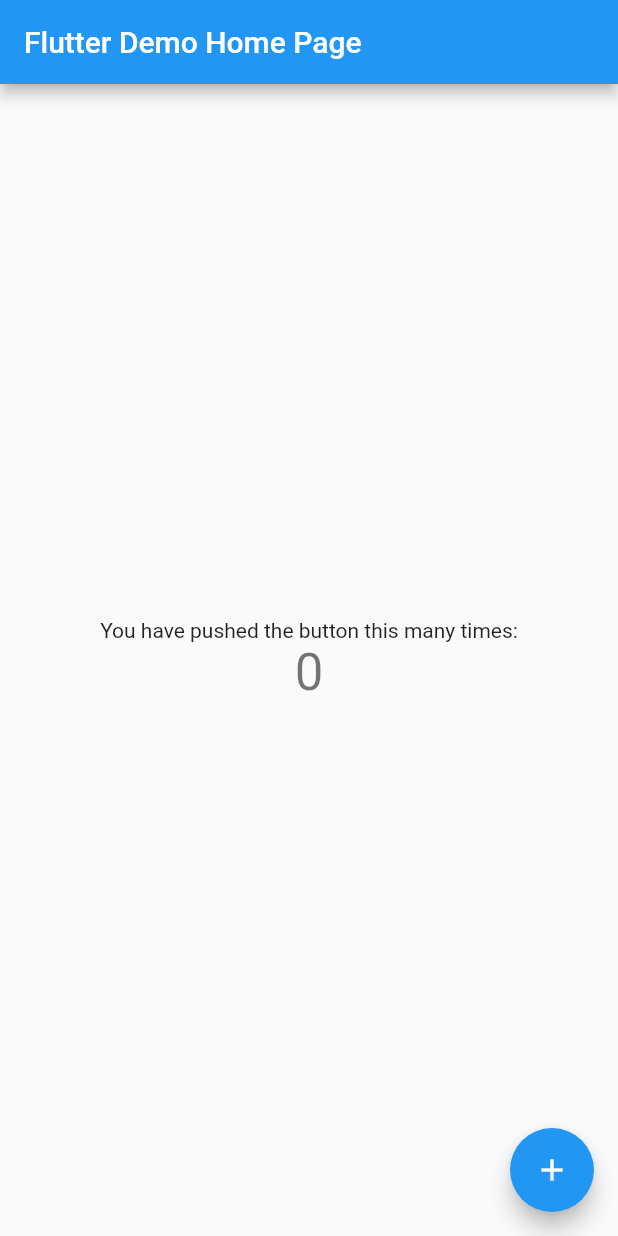
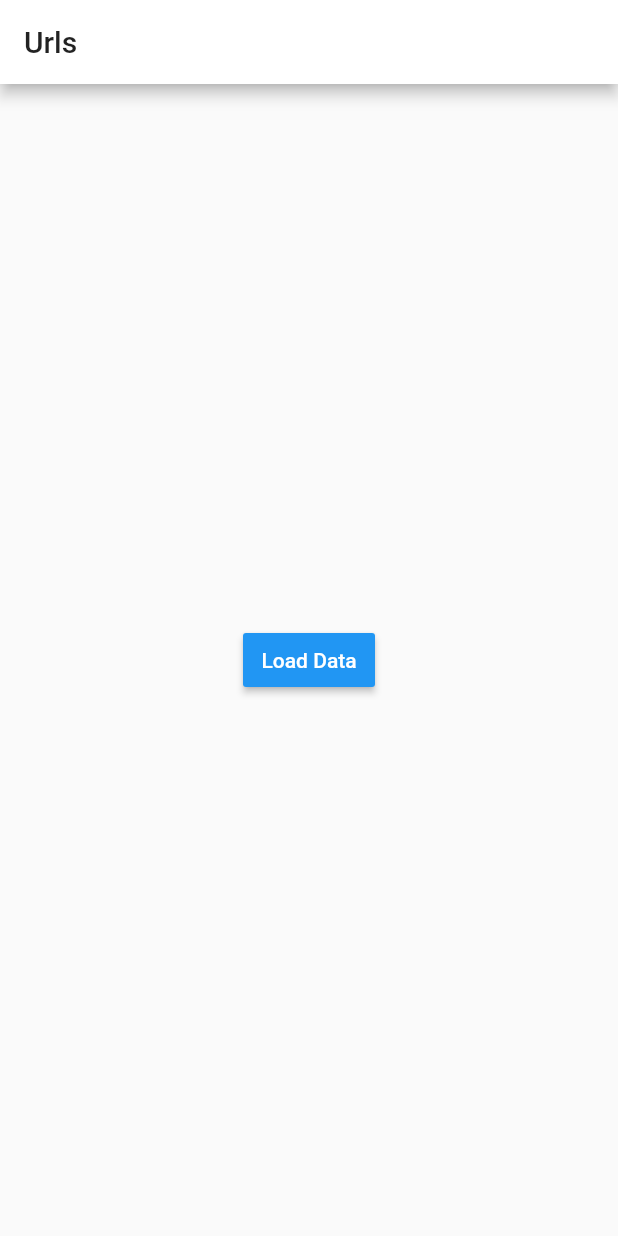
Before and after one commit to caws/url_shortener_app, a Flutter app: the screen it shows after launch, on a phone screen of 412 x 824 dp. Run offline on Flutter 3.47's test engine with Material 2 defaults, Android fonts, the phone set to English and light mode, and no system bars; our stand-ins replace rxdart.

Commit message:
Add base structure using BLoC.

```diff
--- /dev/null
+++ b/lib/common/models/url.dart
@@ -0,0 +1,18 @@
+class Url {
+  final int id;
+  final String shortUrl;
+  final String fullUrl;
+  final String pageTitle;
+  final int hitCounter;
+  final String status;
+  final String createdAt;
+
+  Url(
+      {this.id,
+      this.shortUrl,
+      this.fullUrl,
+      this.pageTitle,
+      this.hitCounter,
+      this.status,
+      this.createdAt});
+}
--- /dev/null
+++ b/lib/common/theme/theme.dart
@@ -0,0 +1,6 @@
+import 'package:flutter/material.dart';
+
+/// The top-level theme of the whole app.
+final appTheme = ThemeData(
+    primaryColor: Colors.white
+);
--- a/lib/main.dart
+++ b/lib/main.dart
@@ -1,111 +1,37 @@
 import 'package:flutter/material.dart';
+import 'package:shortener_app/common/services/url.dart';
+import 'package:shortener_app/common/theme/theme.dart';
+import 'package:shortener_app/src/url/url_bloc.dart';
+import 'package:shortener_app/src/url/url_bloc_page.dart';
+import 'package:shortener_app/src/url/url_provider.dart';
 
-void main() => runApp(MyApp());
+void main() {
+  // Initiate services.
+  final urlService = UrlService();
+
+  // Build top-level components.
+  // In a real world app, this would also rope in HTTP clients and such.
+  final urlBloc = UrlBloc(urlService);
+
+  // Start the app.
+  runApp(MyApp(urlBloc));
+}
 
 class MyApp extends StatelessWidget {
+  final UrlBloc urlBloc;
+
+  MyApp(this.urlBloc);
+
   // This widget is the root of your application.
   @override
   Widget build(BuildContext context) {
-    return MaterialApp(
-      title: 'Flutter Demo',
-      theme: ThemeData(
-        // This is the theme of your application.
-        //
-        // Try running your application with "flutter run". You'll see the
-        // application has a blue toolbar. Then, without quitting the app, try
-        // changing the primarySwatch below to Colors.green and then invoke
-        // "hot reload" (press "r" in the console where you ran "flutter run",
-        // or simply save your changes to "hot reload" in a Flutter IDE).
-        // Notice that the counter didn't reset back to zero; the application
-        // is not restarted.
-        primarySwatch: Colors.blue,
+    return UrlProvider(
+      urlBloc: urlBloc,
+      child: MaterialApp(
+        title: 'Url Shortener',
+        theme: appTheme,
+        home: UrlBlocPage(),
       ),
-      home: MyHomePage(title: 'Flutter Demo Home Page'),
     );
   }
 }
-
-class MyHomePage extends StatefulWidget {
-  MyHomePage({Key key, this.title}) : super(key: key);
-
-  // This widget is the home page of your application. It is stateful, meaning
-  // that it has a State object (defined below) that contains fields that affect
-  // how it looks.
-
-  // This class is the configuration for the state. It holds the values (in this
-  // case the title) provided by the parent (in this case the App widget) and
-  // used by the build method of the State. Fields in a Widget subclass are
-  // always marked "final".
-
-  final String title;
-
-  @override
-  _MyHomePageState createState() => _MyHomePageState();
-}
-
-class _MyHomePageState extends State<MyHomePage> {
-  int _counter = 0;
-
-  void _incrementCounter() {
-    setState(() {
-      // This call to setState tells the Flutter framework that something has
-      // changed in this State, which causes it to rerun the build method below
-      // so that the display can reflect the updated values. If we changed
-      // _counter without calling setState(), then the build method would not be
-      // called again, and so nothing would appear to happen.
-      _counter++;
-    });
-  }
-
-  @override
-  Widget build(BuildContext context) {
-    // This method is rerun every time setState is called, for instance as done
-    // by the _incrementCounter method above.
-    //
-    // The Flutter framework has been optimized to make rerunning build methods
-    // fast, so that you can just rebuild anything that needs updating rather
-    // than having to individually change instances of widgets.
-    return Scaffold(
-      appBar: AppBar(
-        // Here we take the value from the MyHomePage object that was created by
-        // the App.build method, and use it to set our appbar title.
-        title: Text(widget.title),
-      ),
-      body: Center(
-        // Center is a layout widget. It takes a single child and positions it
-        // in the middle of the parent.
-        child: Column(
-          // Column is also a layout widget. It takes a list of children and
-          // arranges them vertically. By default, it sizes itself to fit its
-          // children horizontally, and tries to be as tall as its parent.
-          //
-          // Invoke "debug painting" (press "p" in the console, choose the
-          // "Toggle Debug Paint" action from the Flutter Inspector in Android
-          // Studio, or the "Toggle Debug Paint" command in Visual Studio Code)
-          // to see the wireframe for each widget.
-          //
-          // Column has various properties to control how it sizes itself and
-          // how it positions its children. Here we use mainAxisAlignment to
-          // center the children vertically; the main axis here is the vertical
-          // axis because Columns are vertical (the cross axis would be
-          // horizontal).
-          mainAxisAlignment: MainAxisAlignment.center,
-          children: <Widget>[
-            Text(
-              'You have pushed the button this many times:',
-            ),
-            Text(
-              '$_counter',
-              style: Theme.of(context).textTheme.display1,
-            ),
-          ],
-        ),
-      ),
-      floatingActionButton: FloatingActionButton(
-        onPressed: _incrementCounter,
-        tooltip: 'Increment',
-        child: Icon(Icons.add),
-      ), // This trailing comma makes auto-formatting nicer for build methods.
-    );
-  }
-}
--- /dev/null
+++ b/lib/src/url/url_bloc.dart
@@ -0,0 +1,50 @@
+import 'dart:async';
+import 'dart:math';
+
+import 'package:flutter/widgets.dart';
+import 'package:rxdart/rxdart.dart';
+import 'package:shortener_app/common/models/url.dart';
+import 'package:shortener_app/common/services/url.dart';
+
+/// This component encapsulates the logic of fetching products from
+/// a database, page by page, according to position in an infinite list.
+///
+/// Only the data that are close to the current location are cached, the rest
+/// are thrown away.
+class UrlBloc {
+  // This is the internal state. It's mostly a helper object so that the code
+  // in this class only deals with streams.
+  final UrlService _urlService;
+
+  // These are the internal objects whose streams / sinks are provided
+  // by this component. See below for what each means.
+  final _urls = BehaviorSubject<List<Url>>(seedValue: []);
+  final _url = BehaviorSubject<Url>();
+  final _urlsCount = BehaviorSubject<int>(seedValue: 0);
+
+  UrlBloc(this._urlService);
+
+  /// This is the stream of items in the cart. Use this to show the contents
+  /// of the cart when you need all the information in [CartItem].
+  ValueObservable<List<Url>> get urls => _urls.stream;
+
+  Future getUrls() async {
+    final ids = await _urlService.requestAll();
+    _urls.sink.add(ids);
+    _urlsCount.sink.add(ids.length);
+  }
+
+  Future getUrl(int urlId) async {
+    final url = await _urlService.requestById(urlId);
+    _url.sink.add(url);
+  }
+
+  ValueObservable<int> get urlsCount => _urlsCount.stream;
+
+  /// Take care of closing streams.
+  void dispose() {
+    _url.close();
+    _urls.close();
+    _urlsCount.close();
+  }
+}
--- /dev/null
+++ b/lib/src/url/url_bloc_page.dart
@@ -0,0 +1,48 @@
+import 'package:flutter/material.dart';
+import 'package:shortener_app/common/models/url.dart';
+import 'package:shortener_app/src/url/url_provider.dart';
+
+// This class holds the View
+class UrlBlocPage extends StatelessWidget {
+  UrlBlocPage();
+
+  static const routeName = "/urls";
+
+  @override
+  Widget build(BuildContext context) {
+    // Taking the UrlProvider from the context
+    final url = UrlProvider.of(context);
+    return Scaffold(
+      appBar: AppBar(
+        title: Text("Urls"),
+      ),
+      body: StreamBuilder<List<Url>>(
+          stream: url.urls,
+          builder: (context, snapshot) {
+            if (snapshot.data?.isEmpty ?? true) {
+              return Center(
+                  child: RaisedButton(
+                padding: const EdgeInsets.all(8.0),
+                textColor: Colors.white,
+                color: Colors.blue,
+                onPressed: url.getUrls,
+                child: new Text("Load Data"),
+              ));
+            }
+
+            return ListView(
+                children: snapshot.data
+                    .map((item) => GestureDetector(
+                          onTap: () {
+                            url.getUrl(item.id);
+                          },
+                          child: Card(
+                            elevation: 3.0,
+                            child: Text(item.fullUrl),
+                          ),
+                        ))
+                    .toList());
+          }),
+    );
+  }
+}
--- /dev/null
+++ b/lib/src/url/url_provider.dart
@@ -0,0 +1,31 @@
+import 'package:flutter/widgets.dart';
+import 'package:shortener_app/common/services/url.dart';
+import 'package:shortener_app/src/url/url_bloc.dart';
+
+/// This is an InheritedWidget that wraps around [UrlBloc]. Think about this
+/// as Scoped Model for that specific class.
+///
+/// This merely solves the "passing reference down the tree" problem for us.
+/// You can solve this in other ways, like through dependency injection.
+///
+/// Also note that this does not call [UrlBloc.dispose]. If your app
+/// ever doesn't need to access the cart, you should make sure it's
+/// disposed of properly.
+class UrlProvider extends InheritedWidget {
+  final UrlBloc urlBloc;
+
+  UrlProvider({
+    UrlService urlService,
+    Key key,
+    UrlBloc urlBloc,
+    Widget child,
+  })  : urlBloc = urlBloc ?? UrlBloc(urlService),
+        super(key: key, child: child);
+
+  @override
+  bool updateShouldNotify(InheritedWidget oldWidget) => true;
+
+  static UrlBloc of(BuildContext context) =>
+      (context.inheritFromWidgetOfExactType(UrlProvider) as UrlProvider)
+          .urlBloc;
+}
--- a/pubspec.yaml
+++ b/pubspec.yaml
@@ -23,6 +23,7 @@ dependencies:
   # The following adds the Cupertino Icons font to your application.
   # Use with the CupertinoIcons class for iOS style icons.
   cupertino_icons: ^0.1.2
+  rxdart: ^0.19.0
 
 dev_dependencies:
   flutter_test:
```
Also changed, not shown: lib/common/services/url.dart (added, +55 -0 lines), pubspec.lock, 1 other file.
